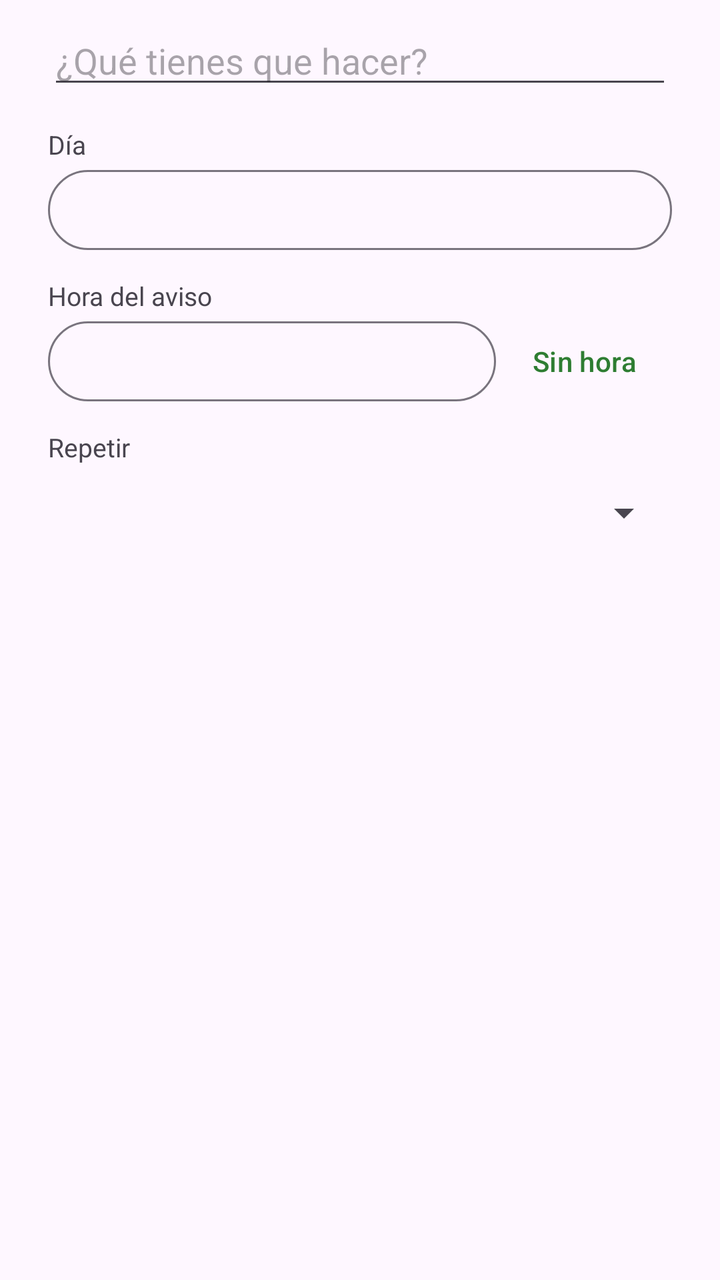
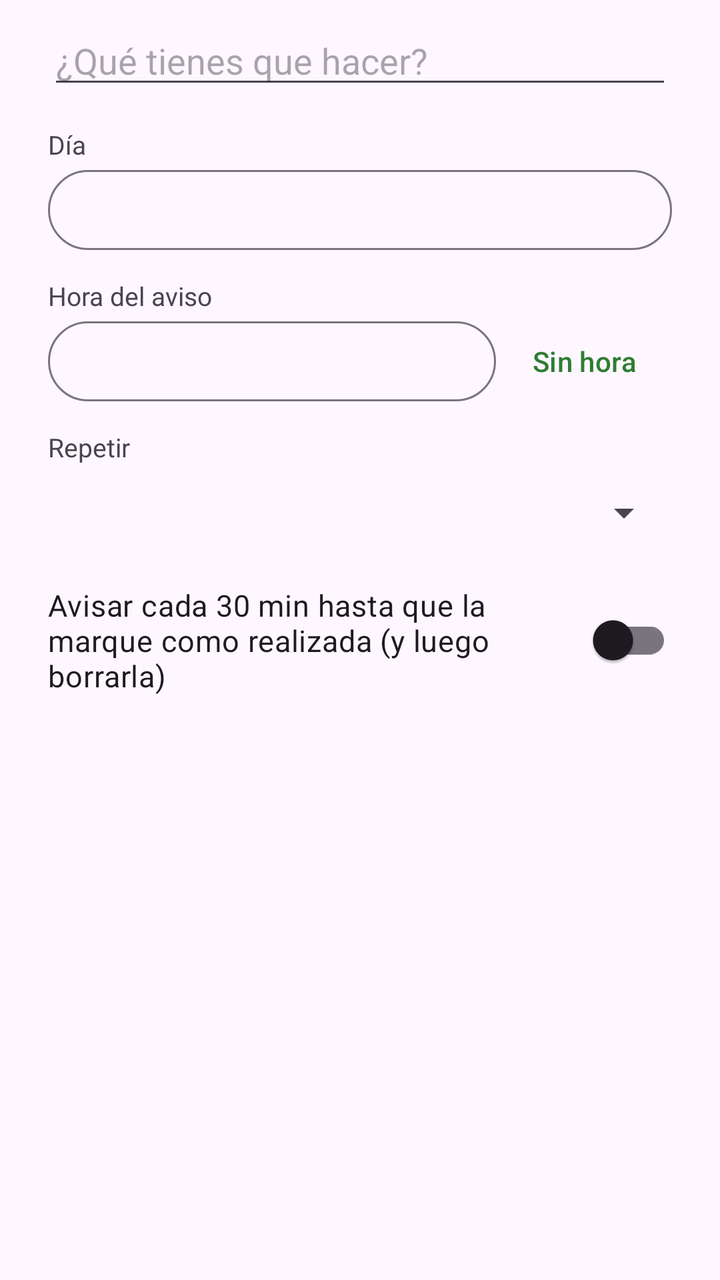

Two renders of the same Android screen: before a commit and after it. Below are the layout's source before the change and the commit's diff.
<!-- AndroidManifest.xml: application theme Theme.MiDia -->
<!-- res/layout/dialog_task.xml -->
<?xml version="1.0" encoding="utf-8"?>
<ScrollView xmlns:android="http://schemas.android.com/apk/res/android"
    android:layout_width="match_parent"
    android:layout_height="wrap_content">

    <LinearLayout
        android:layout_width="match_parent"
        android:layout_height="wrap_content"
        android:orientation="vertical"
        android:paddingLeft="24dp"
        android:paddingTop="8dp"
        android:paddingRight="24dp">

        <EditText
            android:id="@+id/editTitle"
            android:layout_width="match_parent"
            android:layout_height="wrap_content"
            android:hint="¿Qué tienes que hacer?"
            android:inputType="textCapSentences|textMultiLine"
            android:maxLines="3" />

        <TextView
            android:layout_width="wrap_content"
            android:layout_height="wrap_content"
            android:layout_marginTop="14dp"
            android:text="Día"
            android:textSize="13sp" />

        <com.google.android.material.button.MaterialButton
            android:id="@+id/btnDate"
            style="@style/Widget.Material3.Button.OutlinedButton"
            android:layout_width="match_parent"
            android:layout_height="wrap_content" />

        <TextView
            android:layout_width="wrap_content"
            android:layout_height="wrap_content"
            android:layout_marginTop="10dp"
            android:text="Hora del aviso"
            android:textSize="13sp" />

        <LinearLayout
            android:layout_width="match_parent"
            android:layout_height="wrap_content"
            android:orientation="horizontal">

            <com.google.android.material.button.MaterialButton
                android:id="@+id/btnTime"
                style="@style/Widget.Material3.Button.OutlinedButton"
                android:layout_width="0dp"
                android:layout_height="wrap_content"
                android:layout_weight="1" />

            <com.google.android.material.button.MaterialButton
                android:id="@+id/btnNoTime"
                style="@style/Widget.Material3.Button.TextButton"
                android:layout_width="wrap_content"
                android:layout_height="wrap_content"
                android:text="Sin hora" />
        </LinearLayout>

        <TextView
            android:layout_width="wrap_content"
            android:layout_height="wrap_content"
            android:layout_marginTop="10dp"
            android:text="Repetir"
            android:textSize="13sp" />

        <Spinner
            android:id="@+id/spinRepeat"
            android:layout_width="match_parent"
            android:layout_height="48dp" />
    </LinearLayout>
</ScrollView>
<!-- resources referenced by this layout -->
<resources>
  <style name="Theme.MiDia" parent="Theme.Material3.DayNight.NoActionBar">
          <item name="colorPrimary">@color/verde</item>
          <item name="colorOnPrimary">@color/blanco</item>
          <item name="colorSecondary">@color/verde</item>
          <item name="colorPrimaryContainer">@color/verde_claro</item>
          <item name="android:statusBarColor">@color/verde_oscuro</item>
      </style>
  <color name="verde">#2E7D32</color>
  <color name="blanco">#FFFFFF</color>
  <color name="verde_claro">#C8E6C9</color>
  <color name="verde_oscuro">#1B5E20</color>
</resources>

<!-- the commit's change to res/layout/dialog_task.xml (unified diff, before → after) -->
@@ -70,5 +70,14 @@
             android:id="@+id/spinRepeat"
             android:layout_width="match_parent"
             android:layout_height="48dp" />
+
+        <androidx.appcompat.widget.SwitchCompat
+            android:id="@+id/swInsist"
+            android:layout_width="match_parent"
+            android:layout_height="wrap_content"
+            android:layout_marginTop="12dp"
+            android:layout_marginBottom="8dp"
+            android:text="Avisar cada 30 min hasta que la marque como realizada (y luego borrarla)"
+            android:textSize="15sp" />
     </LinearLayout>
 </ScrollView>
